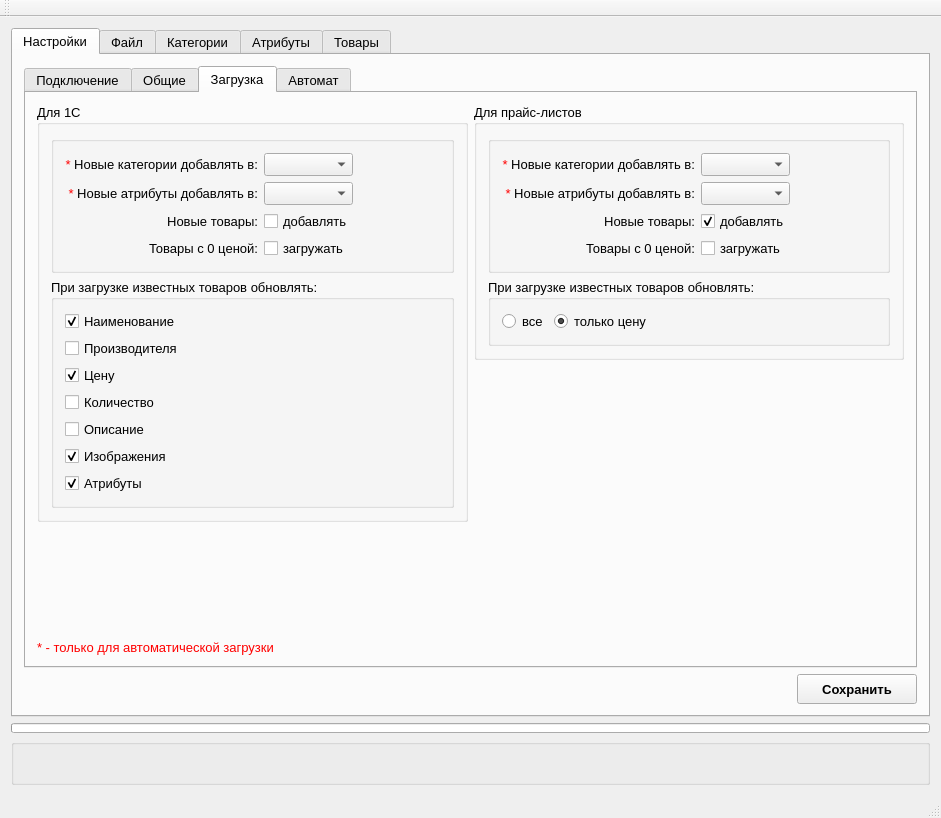
Qt form ocMeridia/ocmeridia.ui (Skyrim78/ocMeridia) before a commit.
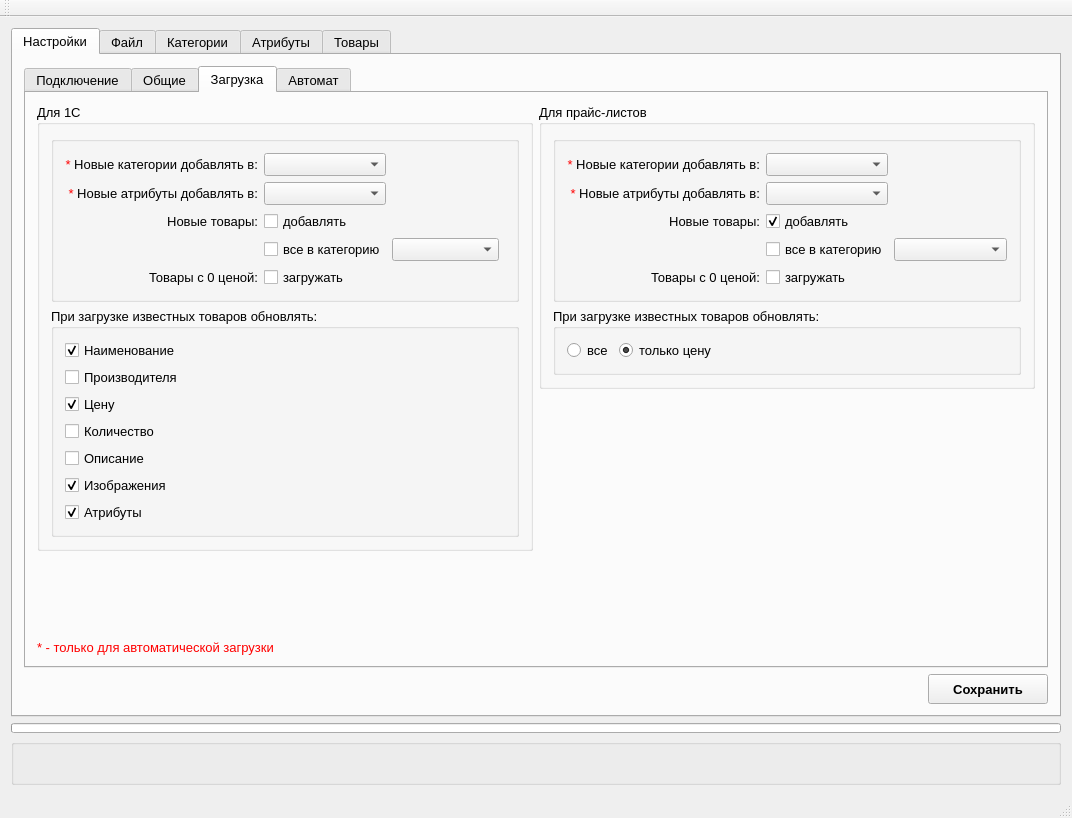
The same form after that commit. The open tabs and pages were chosen to show the change.

```diff
--- a/ocMeridia/ocmeridia.ui
+++ b/ocMeridia/ocmeridia.ui
@@ -6,7 +6,7 @@
    <rect>
     <x>0</x>
     <y>0</y>
-    <width>941</width>
+    <width>1072</width>
     <height>818</height>
    </rect>
   </property>
@@ -25,7 +25,7 @@
       <item>
        <widget class="QTabWidget" name="tabWidget_main">
         <property name="currentIndex">
-         <number>1</number>
+         <number>0</number>
         </property>
         <widget class="QWidget" name="tab_setting">
          <attribute name="title">
@@ -40,7 +40,7 @@
                <enum>QTabWidget::North</enum>
               </property>
               <property name="currentIndex">
-               <number>0</number>
+               <number>2</number>
               </property>
               <property name="elideMode">
                <enum>Qt::ElideNone</enum>
@@ -681,18 +681,12 @@
                             <string/>
                            </property>
                            <layout class="QGridLayout" name="gridLayout_4">
-                            <item row="3" column="3">
-                             <spacer name="horizontalSpacer_13">
-                              <property name="orientation">
-                               <enum>Qt::Horizontal</enum>
+                            <item row="5" column="2">
+                             <widget class="QCheckBox" name="checkBox_sC_not_price">
+                              <property name="text">
+                               <string>загружать</string>
                               </property>
-                              <property name="sizeHint" stdset="0">
-                               <size>
-                                <width>40</width>
-                                <height>20</height>
-                               </size>
-                              </property>
-                             </spacer>
+                             </widget>
                             </item>
                             <item row="0" column="0">
                              <widget class="QLabel" name="label_17">
@@ -704,42 +698,13 @@
                               </property>
                              </widget>
                             </item>
-                            <item row="0" column="3">
-                             <spacer name="horizontalSpacer_7">
-                              <property name="orientation">
-                               <enum>Qt::Horizontal</enum>
-                              </property>
-                              <property name="sizeHint" stdset="0">
-                               <size>
-                                <width>40</width>
-                                <height>20</height>
-                               </size>
-                              </property>
-                             </spacer>
-                            </item>
-                            <item row="3" column="0">
-                             <widget class="QLabel" name="label_23">
-                              <property name="text">
-                               <string>Новые товары:</string>
-                              </property>
-                              <property name="alignment">
-                               <set>Qt::AlignRight|Qt::AlignTrailing|Qt::AlignVCenter</set>
+                            <item row="2" column="2">
+                             <widget class="QComboBox" name="comboBox_sC_att">
+                              <property name="sizeAdjustPolicy">
+                               <enum>QComboBox::AdjustToContents</enum>
                               </property>
                              </widget>
                             </item>
-                            <item row="2" column="3">
-                             <spacer name="horizontalSpacer_22">
-                              <property name="orientation">
-                               <enum>Qt::Horizontal</enum>
-                              </property>
-                              <property name="sizeHint" stdset="0">
-                               <size>
-                                <width>40</width>
-                                <height>20</height>
-                               </size>
-                              </property>
-                             </spacer>
-                            </item>
                             <item row="3" column="2">
                              <widget class="QCheckBox" name="checkBox_sC_new_product">
                               <property name="text">
@@ -747,6 +712,19 @@
                               </property>
                              </widget>
                             </item>
+                            <item row="0" column="3" colspan="2">
+                             <spacer name="horizontalSpacer_7">
+                              <property name="orientation">
+                               <enum>Qt::Horizontal</enum>
+                              </property>
+                              <property name="sizeHint" stdset="0">
+                               <size>
+                                <width>40</width>
+                                <height>20</height>
+                               </size>
+                              </property>
+                             </spacer>
+                            </item>
                             <item row="2" column="0">
                              <widget class="QLabel" name="label_18">
                               <property name="text">
@@ -757,6 +735,16 @@
                               </property>
                              </widget>
                             </item>
+                            <item row="3" column="0">
+                             <widget class="QLabel" name="label_23">
+                              <property name="text">
+                               <string>Новые товары:</string>
+                              </property>
+                              <property name="alignment">
+                               <set>Qt::AlignRight|Qt::AlignTrailing|Qt::AlignVCenter</set>
+                              </property>
+                             </widget>
+                            </item>
                             <item row="0" column="2">
                              <widget class="QComboBox" name="comboBox_sC_group">
                               <property name="sizeAdjustPolicy">
@@ -764,14 +752,7 @@
                               </property>
                              </widget>
                             </item>
-                            <item row="2" column="2">
-                             <widget class="QComboBox" name="comboBox_sC_att">
-                              <property name="sizeAdjustPolicy">
-                               <enum>QComboBox::AdjustToContents</enum>
-                              </property>
-                             </widget>
-                            </item>
-                            <item row="4" column="0">
+                            <item row="5" column="0">
                              <widget class="QLabel" name="label_24">
                               <property name="text">
                                <string>Товары с 0 ценой:</string>
@@ -781,14 +762,7 @@
                               </property>
                              </widget>
                             </item>
-                            <item row="4" column="2">
-                             <widget class="QCheckBox" name="checkBox_sC_not_price">
-                              <property name="text">
-                               <string>загружать</string>
-                              </property>
-                             </widget>
-                            </item>
-                            <item row="4" column="3">
+                            <item row="5" column="3" colspan="2">
                              <spacer name="horizontalSpacer_25">
                               <property name="orientation">
                                <enum>Qt::Horizontal</enum>
@@ -801,6 +775,59 @@
                               </property>
                              </spacer>
                             </item>
+                            <item row="2" column="3" colspan="2">
+                             <spacer name="horizontalSpacer_22">
+                              <property name="orientation">
+                               <enum>Qt::Horizontal</enum>
+                              </property>
+                              <property name="sizeHint" stdset="0">
+                               <size>
+                                <width>40</width>
+                                <height>20</height>
+                               </size>
+                              </property>
+                             </spacer>
+                            </item>
+                            <item row="4" column="2">
+                             <widget class="QCheckBox" name="checkBox_sC_np_group">
+                              <property name="text">
+                               <string>все в категорию</string>
+                              </property>
+                             </widget>
+                            </item>
+                            <item row="4" column="3">
+                             <widget class="QComboBox" name="comboBox_sC_np_group">
+                              <property name="sizeAdjustPolicy">
+                               <enum>QComboBox::AdjustToContents</enum>
+                              </property>
+                             </widget>
+                            </item>
+                            <item row="3" column="3">
+                             <spacer name="horizontalSpacer_26">
+                              <property name="orientation">
+                               <enum>Qt::Horizontal</enum>
+                              </property>
+                              <property name="sizeHint" stdset="0">
+                               <size>
+                                <width>40</width>
+                                <height>20</height>
+                               </size>
+                              </property>
+                             </spacer>
+                            </item>
+                            <item row="4" column="0">
+                             <spacer name="horizontalSpacer_28">
+                              <property name="orientation">
+                               <enum>Qt::Horizontal</enum>
+                              </property>
+                              <property name="sizeHint" stdset="0">
+                               <size>
+                                <width>40</width>
+                                <height>20</height>
+                               </size>
+                              </property>
+                             </spacer>
+                            </item>
                            </layout>
                           </widget>
                          </item>
@@ -914,8 +941,8 @@
                             <string/>
                            </property>
                            <layout class="QGridLayout" name="gridLayout_30">
-                            <item row="3" column="3">
-                             <spacer name="horizontalSpacer_14">
+                            <item row="7" column="3">
+                             <spacer name="horizontalSpacer_16">
                               <property name="orientation">
                                <enum>Qt::Horizontal</enum>
                               </property>
@@ -937,29 +964,30 @@
                               </property>
                              </widget>
                             </item>
-                            <item row="4" column="0">
-                             <widget class="QLabel" name="label_22">
+                            <item row="0" column="2">
+                             <widget class="QComboBox" name="comboBox_sCpl_group">
+                              <property name="sizeAdjustPolicy">
+                               <enum>QComboBox::AdjustToContents</enum>
+                              </property>
+                             </widget>
+                            </item>
+                            <item row="2" column="2">
+                             <widget class="QComboBox" name="comboBox_sCpl_att">
+                              <property name="sizeAdjustPolicy">
+                               <enum>QComboBox::AdjustToContents</enum>
+                              </property>
+                             </widget>
+                            </item>
+                            <item row="3" column="2">
+                             <widget class="QCheckBox" name="checkBox_sCpl_new_product">
                               <property name="text">
-                               <string>Товары с 0 ценой:</string>
+                               <string>добавлять</string>
                               </property>
-                              <property name="alignment">
-                               <set>Qt::AlignRight|Qt::AlignTrailing|Qt::AlignVCenter</set>
+                              <property name="checked">
+                               <bool>true</bool>
                               </property>
                              </widget>
                             </item>
-                            <item row="0" column="3">
-                             <spacer name="horizontalSpacer_23">
-                              <property name="orientation">
-                               <enum>Qt::Horizontal</enum>
-                              </property>
-                              <property name="sizeHint" stdset="0">
-                               <size>
-                                <width>40</width>
-                                <height>20</height>
-                               </size>
-                              </property>
-                             </spacer>
-                            </item>
                             <item row="3" column="0">
                              <widget class="QLabel" name="label_21">
                               <property name="text">
@@ -970,6 +998,19 @@
                               </property>
                              </widget>
                             </item>
+                            <item row="0" column="3">
+                             <spacer name="horizontalSpacer_23">
+                              <property name="orientation">
+                               <enum>Qt::Horizontal</enum>
+                              </property>
+                              <property name="sizeHint" stdset="0">
+                               <size>
+                                <width>40</width>
+                                <height>20</height>
+                               </size>
+                              </property>
+                             </spacer>
+                            </item>
                             <item row="0" column="0">
                              <widget class="QLabel" name="label_19">
                               <property name="text">
@@ -980,24 +1021,7 @@
                               </property>
                              </widget>
                             </item>
-                            <item row="3" column="2">
-                             <widget class="QCheckBox" name="checkBox_sCpl_new_product">
-                              <property name="text">
-                               <string>добавлять</string>
-                              </property>
-                              <property name="checked">
-                               <bool>true</bool>
-                              </property>
-                             </widget>
-                            </item>
-                            <item row="2" column="2">
-                             <widget class="QComboBox" name="comboBox_sCpl_att">
-                              <property name="sizeAdjustPolicy">
-                               <enum>QComboBox::AdjustToContents</enum>
-                              </property>
-                             </widget>
-                            </item>
-                            <item row="4" column="2">
+                            <item row="7" column="2">
                              <widget class="QCheckBox" name="checkBox_sCpl_not_price">
                               <property name="text">
                                <string>загружать</string>
@@ -1017,26 +1041,56 @@
                               </property>
                              </spacer>
                             </item>
-                            <item row="0" column="2">
-                             <widget class="QComboBox" name="comboBox_sCpl_group">
+                            <item row="7" column="0">
+                             <widget class="QLabel" name="label_22">
+                              <property name="text">
+                               <string>Товары с 0 ценой:</string>
+                              </property>
+                              <property name="alignment">
+                               <set>Qt::AlignRight|Qt::AlignTrailing|Qt::AlignVCenter</set>
+                              </property>
+                             </widget>
+                            </item>
+                            <item row="3" column="3">
+                             <spacer name="horizontalSpacer_14">
+                              <property name="orientation">
+                               <enum>Qt::Horizontal</enum>
+                              </property>
+                              <property name="sizeHint" stdset="0">
+                               <size>
+                                <width>40</width>
+                                <height>20</height>
+                               </size>
+                              </property>
+                             </spacer>
+                            </item>
+                            <item row="5" column="2">
+                             <widget class="QCheckBox" name="checkBox_sCpl_np_group">
+                              <property name="text">
+                               <string>все в категорию</string>
+                              </property>
+                             </widget>
+                            </item>
+                            <item row="5" column="0">
+                             <spacer name="horizontalSpacer_29">
+                              <property name="orientation">
+                               <enum>Qt::Horizontal</enum>
+                              </property>
+                              <property name="sizeHint" stdset="0">
+                               <size>
+                                <width>40</width>
+                                <height>20</height>
+                               </size>
+                              </property>
+                             </spacer>
+                            </item>
+                            <item row="5" column="3">
+                             <widget class="QComboBox" name="comboBox_sCpl_np_group">
                               <property name="sizeAdjustPolicy">
                                <enum>QComboBox::AdjustToContents</enum>
                               </property>
                              </widget>
                             </item>
-                            <item row="4" column="3">
-                             <spacer name="horizontalSpacer_16">
-                              <property name="orientation">
-                               <enum>Qt::Horizontal</enum>
-                              </property>
-                              <property name="sizeHint" stdset="0">
-                               <size>
-                                <width>40</width>
-                                <height>20</height>
-                               </size>
-                              </property>
-                             </spacer>
-                            </item>
                            </layout>
                           </widget>
                          </item>
@@ -3066,8 +3120,8 @@
     <rect>
      <x>0</x>
      <y>0</y>
-     <width>941</width>
-     <height>26</height>
+     <width>1072</width>
+     <height>20</height>
     </rect>
    </property>
   </widget>
```
